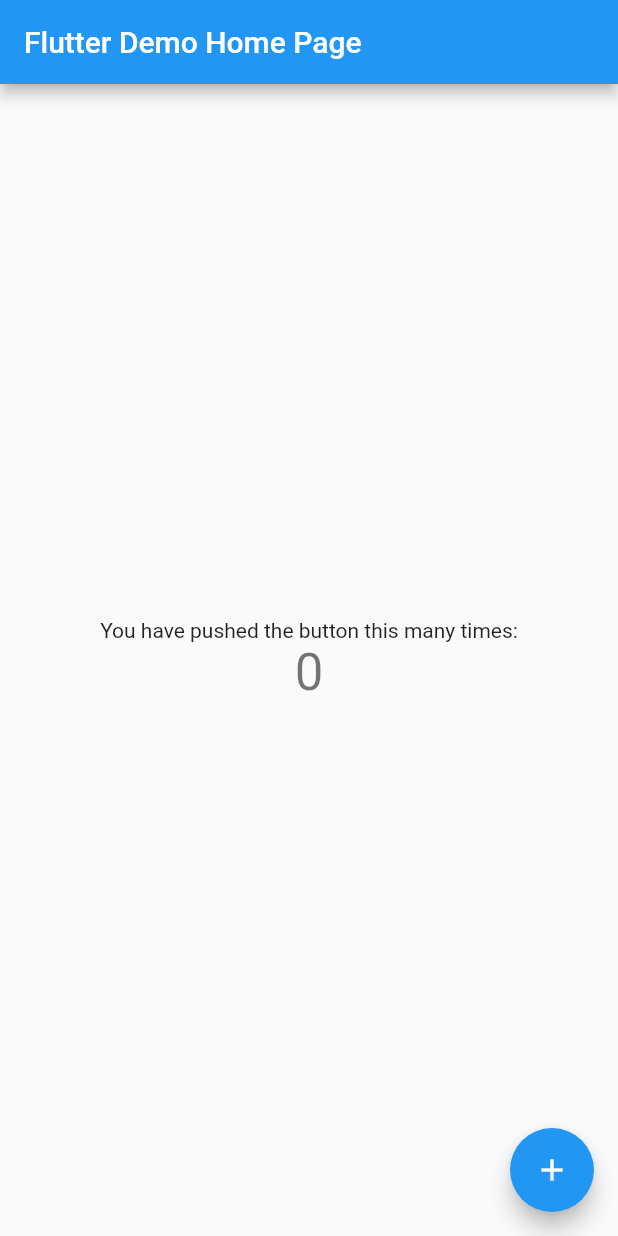
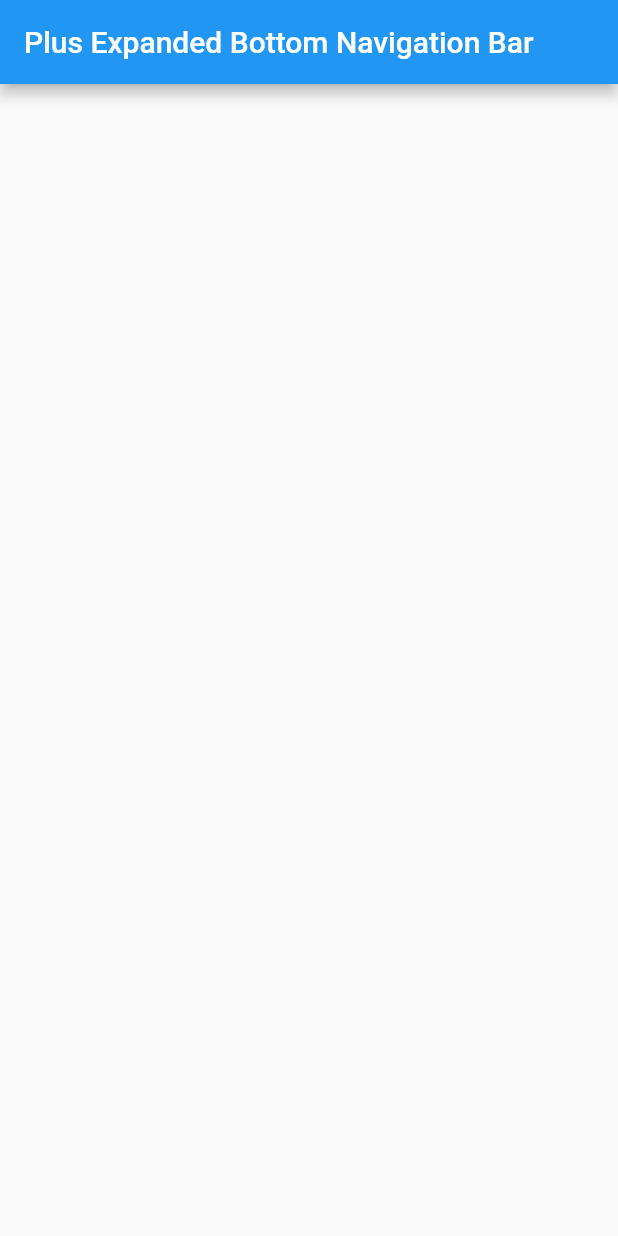
Before and after one commit to mdg-iitr-archive/cross-platform-apps-mem, a Flutter app: the screen it shows after launch, on a phone screen of 412 x 824 dp. Run offline on Flutter 3.47's test engine with Material 2 defaults, Android fonts, the phone set to English and light mode, and no system bars.

Commit message:
removed redundant code in example

```diff
--- a/example/lib/main.dart
+++ b/example/lib/main.dart
@@ -3,39 +3,21 @@ import 'package:flutter/material.dart';
 void main() => runApp(MyApp());
 
 class MyApp extends StatelessWidget {
-  // This widget is the root of your application.
   @override
   Widget build(BuildContext context) {
     return MaterialApp(
       title: 'Flutter Demo',
       theme: ThemeData(
-        // This is the theme of your application.
-        //
-        // Try running your application with "flutter run". You'll see the
-        // application has a blue toolbar. Then, without quitting the app, try
-        // changing the primarySwatch below to Colors.green and then invoke
-        // "hot reload" (press "r" in the console where you ran "flutter run",
-        // or simply save your changes to "hot reload" in a Flutter IDE).
-        // Notice that the counter didn't reset back to zero; the application
-        // is not restarted.
         primarySwatch: Colors.blue,
       ),
-      home: MyHomePage(title: 'Flutter Demo Home Page'),
+      debugShowCheckedModeBanner: false,
+      home: MyHomePage(title: 'Plus Expanded Bottom Navigation Bar'),
     );
   }
 }
 
 class MyHomePage extends StatefulWidget {
   MyHomePage({Key key, this.title}) : super(key: key);
-
-  // This widget is the home page of your application. It is stateful, meaning
-  // that it has a State object (defined below) that contains fields that affect
-  // how it looks.
-
-  // This class is the configuration for the state. It holds the values (in this
-  // case the title) provided by the parent (in this case the App widget) and
-  // used by the build method of the State. Fields in a Widget subclass are
-  // always marked "final".
 
   final String title;
 
@@ -44,68 +26,14 @@ class MyHomePage extends StatefulWidget {
 }
 
 class _MyHomePageState extends State<MyHomePage> {
-  int _counter = 0;
-
-  void _incrementCounter() {
-    setState(() {
-      // This call to setState tells the Flutter framework that something has
-      // changed in this State, which causes it to rerun the build method below
-      // so that the display can reflect the updated values. If we changed
-      // _counter without calling setState(), then the build method would not be
-      // called again, and so nothing would appear to happen.
-      _counter++;
-    });
-  }
 
   @override
   Widget build(BuildContext context) {
-    // This method is rerun every time setState is called, for instance as done
-    // by the _incrementCounter method above.
-    //
-    // The Flutter framework has been optimized to make rerunning build methods
-    // fast, so that you can just rebuild anything that needs updating rather
-    // than having to individually change instances of widgets.
     return Scaffold(
       appBar: AppBar(
-        // Here we take the value from the MyHomePage object that was created by
-        // the App.build method, and use it to set our appbar title.
         title: Text(widget.title),
       ),
-      body: Center(
-        // Center is a layout widget. It takes a single child and positions it
-        // in the middle of the parent.
-        child: Column(
-          // Column is also layout widget. It takes a list of children and
-          // arranges them vertically. By default, it sizes itself to fit its
-          // children horizontally, and tries to be as tall as its parent.
-          //
-          // Invoke "debug painting" (press "p" in the console, choose the
-          // "Toggle Debug Paint" action from the Flutter Inspector in Android
-          // Studio, or the "Toggle Debug Paint" command in Visual Studio Code)
-          // to see the wireframe for each widget.
-          //
-          // Column has various properties to control how it sizes itself and
-          // how it positions its children. Here we use mainAxisAlignment to
-          // center the children vertically; the main axis here is the vertical
-          // axis because Columns are vertical (the cross axis would be
-          // horizontal).
-          mainAxisAlignment: MainAxisAlignment.center,
-          children: <Widget>[
-            Text(
-              'You have pushed the button this many times:',
-            ),
-            Text(
-              '$_counter',
-              style: Theme.of(context).textTheme.display1,
-            ),
-          ],
-        ),
-      ),
-      floatingActionButton: FloatingActionButton(
-        onPressed: _incrementCounter,
-        tooltip: 'Increment',
-        child: Icon(Icons.add),
-      ), // This trailing comma makes auto-formatting nicer for build methods.
+      body: Container(),
     );
   }
 }
```
